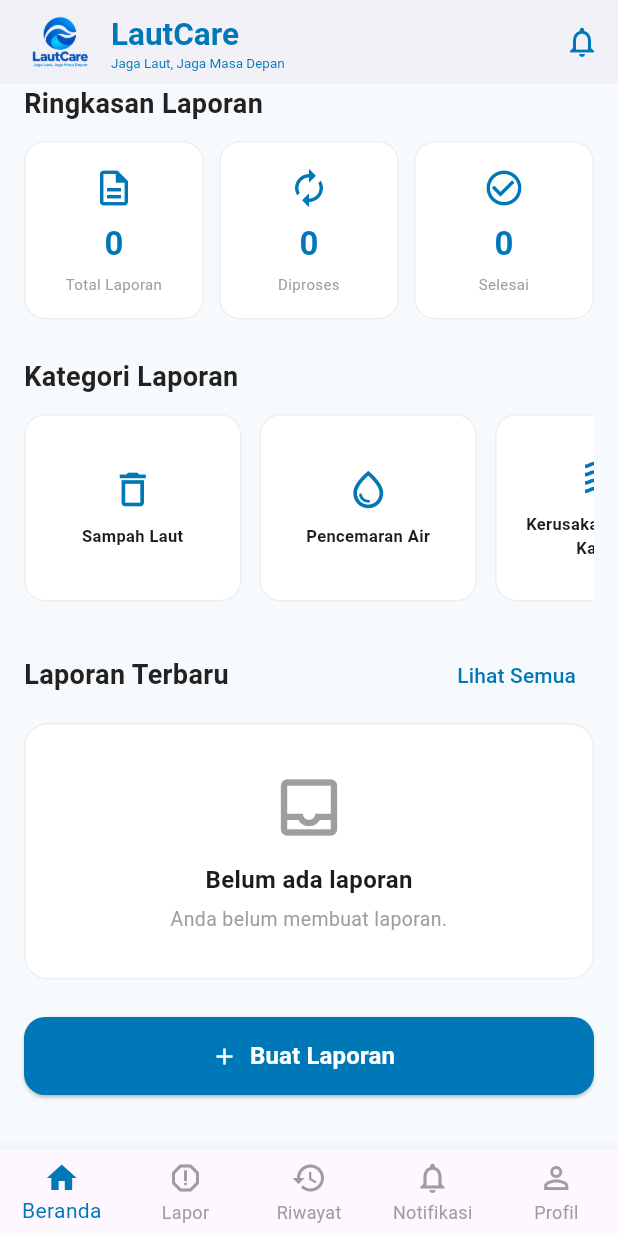
After one commit to arfianti056-cloud/lautcare, a Flutter app: the BerandaScreen screen opened directly, scrolled down 183 dp, after a tap on "Lihat Semua", on a phone screen of 412 x 824 dp. The commit adds this screen. Run offline on Flutter 3.47's test engine with Material 3 defaults, Android fonts, the phone set to English and light mode, and no system bars.

Commit message:
hubungkan login ke beranda test

```diff
--- /dev/null
+++ b/lib/screens/beranda_screen.dart
@@ -0,0 +1,376 @@
+import 'package:flutter/material.dart';
+
+class BerandaScreen extends StatelessWidget {
+  const BerandaScreen({super.key});
+
+  static const Color biruLaut = Color(0xFF0077B6);
+  static const Color background = Color(0xFFF7FAFC);
+
+  @override
+  Widget build(BuildContext context) {
+    return Scaffold(
+      backgroundColor: background,
+
+      // ============================================================
+      // APP BAR
+      // ============================================================
+      appBar: AppBar(
+        backgroundColor: Colors.white,
+        elevation: 0,
+        automaticallyImplyLeading: false,
+        title: Row(
+          children: [
+            Image.asset(
+              'assets/images/LautCare_Ocean_Wave_Logo-removebg-preview.png',
+              width: 48,
+              height: 48,
+              fit: BoxFit.contain,
+            ),
+            const SizedBox(width: 10),
+            const Column(
+              crossAxisAlignment: CrossAxisAlignment.start,
+              children: [
+                Text(
+                  'LautCare',
+                  style: TextStyle(
+                    color: biruLaut,
+                    fontSize: 21,
+                    fontWeight: FontWeight.bold,
+                  ),
+                ),
+                Text(
+                  'Jaga Laut, Jaga Masa Depan',
+                  style: TextStyle(color: biruLaut, fontSize: 9),
+                ),
+              ],
+            ),
+          ],
+        ),
+        actions: [
+          IconButton(
+            onPressed: () {},
+            icon: const Icon(Icons.notifications_none, color: biruLaut),
+          ),
+        ],
+      ),
+
+      // ============================================================
+      // BODY
+      // ============================================================
+      body: SingleChildScrollView(
+        padding: const EdgeInsets.all(16),
+        child: Column(
+          crossAxisAlignment: CrossAxisAlignment.start,
+          children: [
+            // ======================================================
+            // BANNER BERANDA DARI GAMBAR PROPOSAL
+            // ======================================================
+            ClipRRect(
+              borderRadius: BorderRadius.circular(18),
+              child: Image.asset(
+                'assets/images/benner_beranda.jpeg',
+                width: double.infinity,
+                height: 145,
+                fit: BoxFit.cover,
+              ),
+            ),
+
+            const SizedBox(height: 22),
+
+            // ======================================================
+            // RINGKASAN LAPORAN
+            // ======================================================
+            const Text(
+              'Ringkasan Laporan',
+              style: TextStyle(
+                fontSize: 18,
+                fontWeight: FontWeight.bold,
+                color: Color(0xFF222222),
+              ),
+            ),
+
+            const SizedBox(height: 12),
+
+            Row(
+              children: [
+                _buildStatCard(
+                  icon: Icons.description_outlined,
+                  title: 'Total Laporan',
+                  value: '0',
+                ),
+                const SizedBox(width: 10),
+                _buildStatCard(
+                  icon: Icons.autorenew,
+                  title: 'Diproses',
+                  value: '0',
+                ),
+                const SizedBox(width: 10),
+                _buildStatCard(
+                  icon: Icons.check_circle_outline,
+                  title: 'Selesai',
+                  value: '0',
+                ),
+              ],
+            ),
+
+            const SizedBox(height: 25),
+
+            // ======================================================
+            // KATEGORI LAPORAN
+            // ======================================================
+            const Text(
+              'Kategori Laporan',
+              style: TextStyle(
+                fontSize: 18,
+                fontWeight: FontWeight.bold,
+                color: Color(0xFF222222),
+              ),
+            ),
+
+            const SizedBox(height: 12),
+
+            SizedBox(
+              height: 125,
+              child: ListView(
+                scrollDirection: Axis.horizontal,
+                children: [
+                  _buildCategoryCard(
+                    icon: Icons.delete_outline,
+                    title: 'Sampah Laut',
+                  ),
+                  const SizedBox(width: 12),
+
+                  _buildCategoryCard(
+                    icon: Icons.water_drop_outlined,
+                    title: 'Pencemaran Air',
+                  ),
+                  const SizedBox(width: 12),
+
+                  _buildCategoryCard(
+                    icon: Icons.waves_outlined,
+                    title: 'Kerusakan Terumbu Karang',
+                  ),
+                  const SizedBox(width: 12),
+
+                  _buildCategoryCard(
+                    icon: Icons.phishing_outlined,
+                    title: 'Aktivitas Penangkapan Ikan Illegal',
+                  ),
+                  const SizedBox(width: 12),
+
+                  _buildCategoryCard(icon: Icons.more_horiz, title: 'Lainnya'),
+                ],
+              ),
+            ),
+
+            const SizedBox(height: 25),
+
+            // ======================================================
+            // LAPORAN TERBARU
+            // ======================================================
+            Row(
+              mainAxisAlignment: MainAxisAlignment.spaceBetween,
+              children: [
+                const Text(
+                  'Laporan Terbaru',
+                  style: TextStyle(
+                    fontSize: 18,
+                    fontWeight: FontWeight.bold,
+                    color: Color(0xFF222222),
+                  ),
+                ),
+
+                TextButton(
+                  onPressed: () {},
+                  child: const Text(
+                    'Lihat Semua',
+                    style: TextStyle(color: biruLaut),
+                  ),
+                ),
+              ],
+            ),
+
+            const SizedBox(height: 8),
+
+            // ======================================================
+            // BELUM ADA LAPORAN
+            // ======================================================
+            Container(
+              width: double.infinity,
+              padding: const EdgeInsets.symmetric(vertical: 30, horizontal: 20),
+              decoration: BoxDecoration(
+                color: Colors.white,
+                borderRadius: BorderRadius.circular(16),
+                border: Border.all(color: Colors.grey.shade200),
+              ),
+              child: const Column(
+                children: [
+                  Icon(Icons.inbox_outlined, size: 50, color: Colors.grey),
+
+                  SizedBox(height: 12),
+
+                  Text(
+                    'Belum ada laporan',
+                    style: TextStyle(fontSize: 16, fontWeight: FontWeight.bold),
+                  ),
+
+                  SizedBox(height: 5),
+
+                  Text(
+                    'Anda belum membuat laporan.',
+                    textAlign: TextAlign.center,
+                    style: TextStyle(color: Colors.grey, fontSize: 13),
+                  ),
+                ],
+              ),
+            ),
+
+            const SizedBox(height: 25),
+
+            // ======================================================
+            // BUTTON BUAT LAPORAN
+            // ======================================================
+            SizedBox(
+              width: double.infinity,
+              height: 52,
+              child: ElevatedButton.icon(
+                onPressed: () {},
+                icon: const Icon(Icons.add),
+                label: const Text(
+                  'Buat Laporan',
+                  style: TextStyle(fontSize: 16, fontWeight: FontWeight.bold),
+                ),
+                style: ElevatedButton.styleFrom(
+                  backgroundColor: biruLaut,
+                  foregroundColor: Colors.white,
+                  shape: RoundedRectangleBorder(
+                    borderRadius: BorderRadius.circular(14),
+                  ),
+                ),
+              ),
+            ),
+
+            const SizedBox(height: 20),
+          ],
+        ),
+      ),
+
+      // ============================================================
+      // BOTTOM NAVIGATION
+      // ============================================================
+      bottomNavigationBar: BottomNavigationBar(
+        currentIndex: 0,
+        type: BottomNavigationBarType.fixed,
+        selectedItemColor: biruLaut,
+        unselectedItemColor: Colors.grey,
+        items: const [
+          BottomNavigationBarItem(
+            icon: Icon(Icons.home_outlined),
+            activeIcon: Icon(Icons.home),
+            label: 'Beranda',
+          ),
+
+          BottomNavigationBarItem(
+            icon: Icon(Icons.report_outlined),
+            activeIcon: Icon(Icons.report),
+            label: 'Lapor',
+          ),
+
+          BottomNavigationBarItem(icon: Icon(Icons.history), label: 'Riwayat'),
+
+          BottomNavigationBarItem(
+            icon: Icon(Icons.notifications_none),
+            activeIcon: Icon(Icons.notifications),
+            label: 'Notifikasi',
+          ),
+
+          BottomNavigationBarItem(
+            icon: Icon(Icons.person_outline),
+            activeIcon: Icon(Icons.person),
+            label: 'Profil',
+          ),
+        ],
+      ),
+    );
+  }
+
+  // ==============================================================
+  // CARD RINGKASAN
+  // ==============================================================
+
+  static Widget _buildStatCard({
+    required IconData icon,
+    required String title,
+    required String value,
+  }) {
+    return Expanded(
+      child: Container(
+        padding: const EdgeInsets.symmetric(vertical: 16, horizontal: 8),
+        decoration: BoxDecoration(
+          color: Colors.white,
+          borderRadius: BorderRadius.circular(14),
+          border: Border.all(color: Colors.grey.shade200),
+        ),
+        child: Column(
+          children: [
+            Icon(icon, color: biruLaut, size: 28),
+
+            const SizedBox(height: 8),
+
+            Text(
+              value,
+              style: const TextStyle(
+                fontSize: 22,
+                fontWeight: FontWeight.bold,
+                color: biruLaut,
+              ),
+            ),
+
+            const SizedBox(height: 4),
+
+            Text(
+              title,
+              textAlign: TextAlign.center,
+              style: const TextStyle(fontSize: 10, color: Colors.grey),
+            ),
+          ],
+        ),
+      ),
+    );
+  }
+
+  // ==============================================================
+  // CARD KATEGORI
+  // ==============================================================
+
+  static Widget _buildCategoryCard({
+    required IconData icon,
+    required String title,
+  }) {
+    return Container(
+      width: 145,
+      padding: const EdgeInsets.all(12),
+      decoration: BoxDecoration(
+        color: Colors.white,
+        borderRadius: BorderRadius.circular(14),
+        border: Border.all(color: Colors.grey.shade200),
+      ),
+      child: Column(
+        mainAxisAlignment: MainAxisAlignment.center,
+        children: [
+          Icon(icon, color: biruLaut, size: 30),
+
+          const SizedBox(height: 8),
+
+          Text(
+            title,
+            textAlign: TextAlign.center,
+            maxLines: 3,
+            overflow: TextOverflow.ellipsis,
+            style: const TextStyle(fontSize: 11, fontWeight: FontWeight.w600),
+          ),
+        ],
+      ),
+    );
+  }
+}
--- a/lib/screens/login_screen.dart
+++ b/lib/screens/login_screen.dart
@@ -1,5 +1,6 @@
 import 'package:flutter/material.dart';
 import 'register_screen.dart';
+import 'beranda_screen.dart';
 
 class LoginScreen extends StatefulWidget {
   const LoginScreen({super.key});
@@ -38,6 +39,12 @@ class _LoginScreenState extends State<LoginScreen> {
       );
       return;
     }
+    Navigator.pushReplacement(
+  context,
+  MaterialPageRoute(
+    builder: (context) => const BerandaScreen(),
+  ),
+);
 
     // TODO:
     // Hubungkan ke Firebase/API di sini.
```
